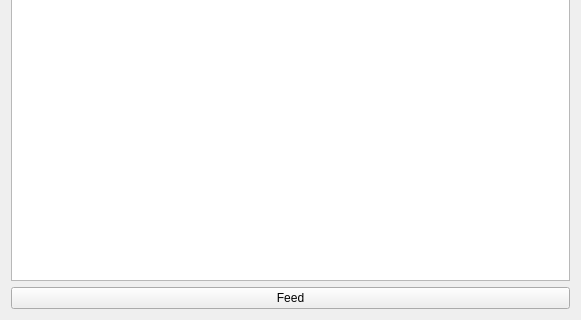
Before: the Qt Designer form learningtool.ui in yageek/lastneurds, drawn with Qt 5; both pictures show x 0 to 581 and y 170 to 490 of the 581 by 490 pixel window.
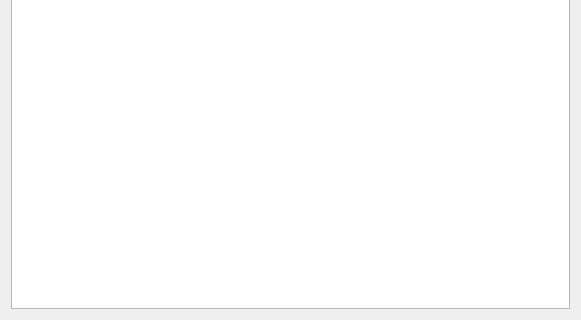
After: the same form once the commit is applied.

What changed in the file:
```diff
--- a/learningtool.ui
+++ b/learningtool.ui
@@ -17,17 +17,6 @@
    <item>
     <widget class="QGraphicsView" name="perceptron"/>
    </item>
-   <item>
-    <layout class="QHBoxLayout" name="horizontalLayout">
-     <item>
-      <widget class="QPushButton" name="feedButton">
-       <property name="text">
-        <string>Feed</string>
-       </property>
-      </widget>
-     </item>
-    </layout>
-   </item>
   </layout>
  </widget>
  <resources/>
```
